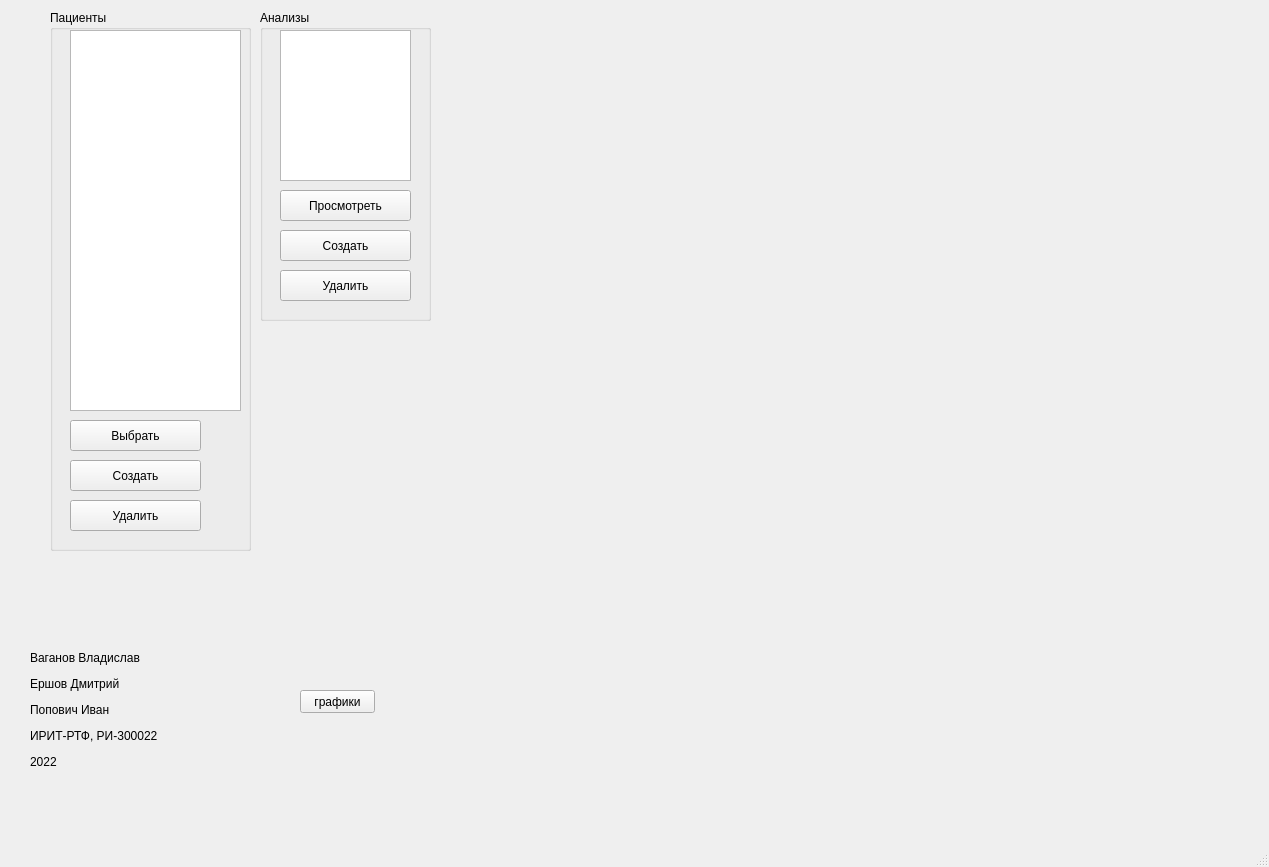
First picture: the form in UIs/MainWindow.ui, repository stlad/MedicalAnalyzer, before the edit.
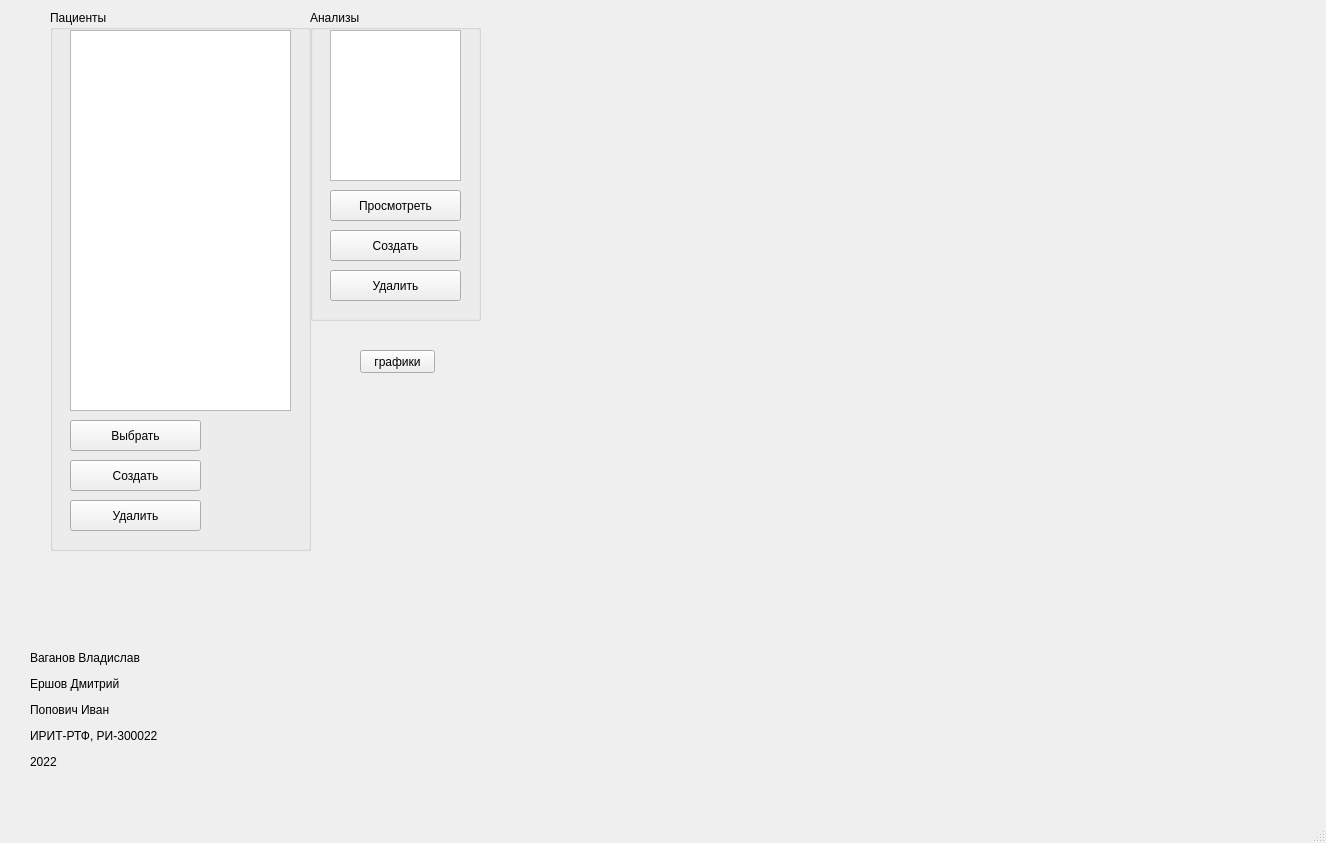
Second picture: the form after the edit.

What changed in the file:
```diff
--- a/UIs/MainWindow.ui
+++ b/UIs/MainWindow.ui
@@ -6,8 +6,8 @@
    <rect>
     <x>0</x>
     <y>0</y>
-    <width>1269</width>
-    <height>867</height>
+    <width>1326</width>
+    <height>843</height>
    </rect>
   </property>
   <property name="windowTitle">
@@ -19,7 +19,7 @@
      <rect>
       <x>50</x>
       <y>10</y>
-      <width>201</width>
+      <width>261</width>
       <height>541</height>
      </rect>
     </property>
@@ -31,7 +31,7 @@
       <rect>
        <x>20</x>
        <y>20</y>
-       <width>171</width>
+       <width>221</width>
        <height>381</height>
       </rect>
      </property>
@@ -79,7 +79,7 @@
    <widget class="QGroupBox" name="groupBox_2">
     <property name="geometry">
      <rect>
-      <x>260</x>
+      <x>310</x>
       <y>10</y>
       <width>171</width>
       <height>311</height>
@@ -154,8 +154,8 @@
    <widget class="QPushButton" name="tb_graph_btn">
     <property name="geometry">
      <rect>
-      <x>300</x>
-      <y>690</y>
+      <x>360</x>
+      <y>350</y>
       <width>75</width>
       <height>23</height>
      </rect>
```
Left out of the diff: 2 changed lines with no effect on the pictures.
